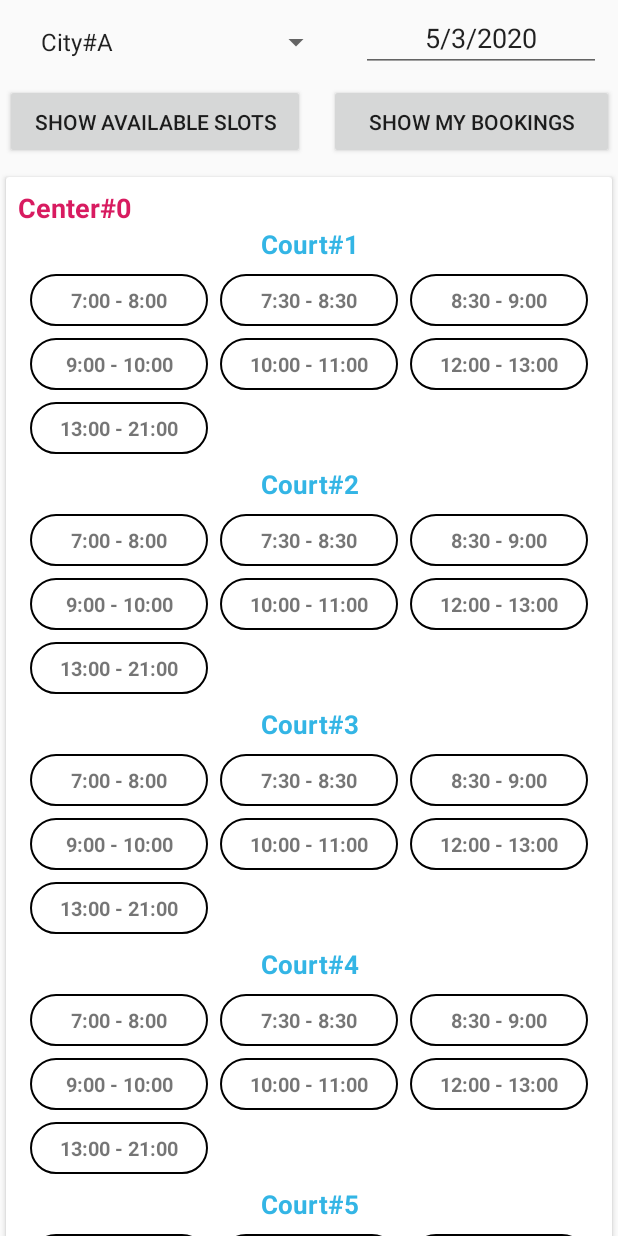
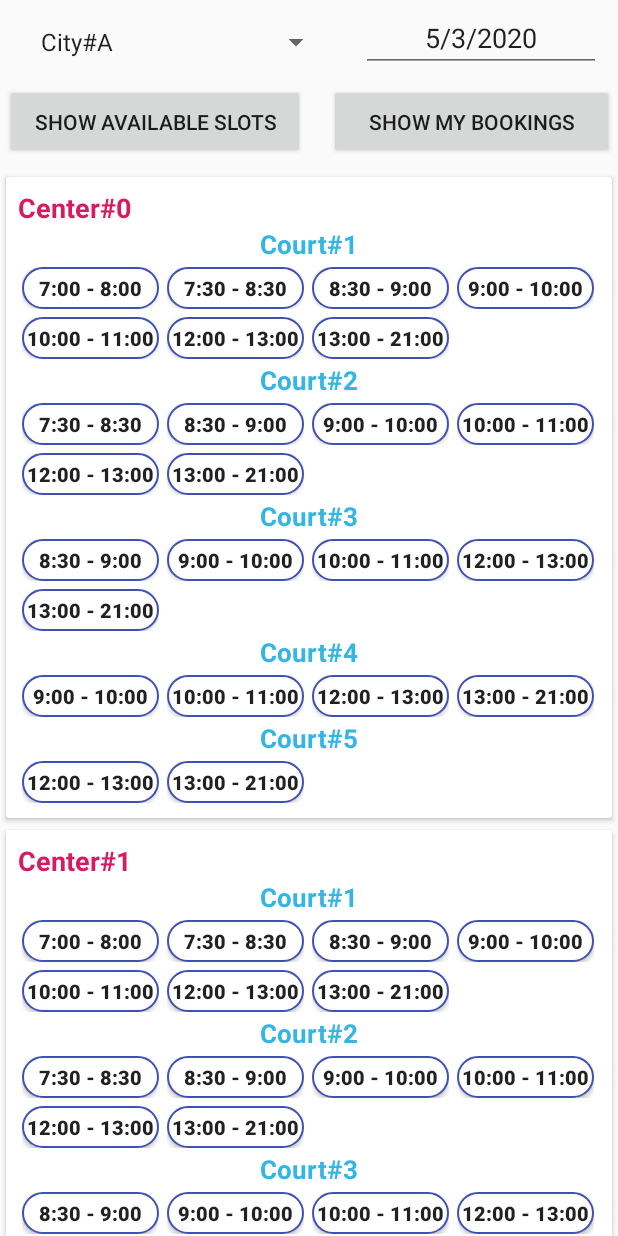
Before and after one commit to minhkhuong2404/badmintonBookingApp, an Android app: the screen it shows after launch (MainActivity), on a phone screen of 412 x 824 dp. Run offline under Robolectric (Android 15) with nearby library versions, the phone set to English and light mode, and no system bars.

Commit message:
UI Update - Round Material Button Slot

```diff
--- a/TierPresent/CourtBooking/app/src/main/java/com/example/courtbooking/CourtAdapter.kt
+++ b/TierPresent/CourtBooking/app/src/main/java/com/example/courtbooking/CourtAdapter.kt
@@ -14,12 +14,15 @@ class CourtAdapter(private val courtList: List<Court>) : RecyclerView.Adapter<Co
     // Create ViewPool for child RecyclerView
     private var viewPool = RecyclerView.RecycledViewPool()
 
-    // Referring to the views for each data item
+    // Setting up view holder
     class CourtViewHolder(itemView: View) : RecyclerView.ViewHolder(itemView) {
+        // Assign to the views for each item
         val courtTextView: TextView = itemView.tv_court
 
         // Load recycler view of child: rv_court
         val recyclerViewSlot: RecyclerView = itemView.findViewById(R.id.rv_slot)
+
+        //
     }
 
     // Create new views (invoked by the layout manager)
@@ -40,9 +43,12 @@ class CourtAdapter(private val courtList: List<Court>) : RecyclerView.Adapter<Co
         // - replace the contents of the view with that element
         holder.courtTextView.text = currentCourt.name
 
+        // setIsRecyclerable: avoid lag when scrolling
+        holder.setIsRecyclable(false)
+
         // Call child adapter to show child recyclerview
         holder.recyclerViewSlot.apply {
-            layoutManager = GridLayoutManager(holder.recyclerViewSlot.context, 3, GridLayoutManager.VERTICAL, false)
+            layoutManager = GridLayoutManager(holder.recyclerViewSlot.context, 4, GridLayoutManager.VERTICAL, false)
             adapter = SlotAdapter(currentCourt.slotList)
             setRecycledViewPool(viewPool)
         }
--- a/TierPresent/CourtBooking/app/src/main/java/com/example/courtbooking/MainActivity.kt
+++ b/TierPresent/CourtBooking/app/src/main/java/com/example/courtbooking/MainActivity.kt
@@ -1,6 +1,5 @@
 package com.example.courtbooking
 
-import com.example.courtbooking.*
 import android.app.DatePickerDialog
 import android.os.Bundle
 import android.view.View
@@ -80,7 +79,7 @@ class MainActivity : AppCompatActivity() {
         // On button clicked Show My Bookings
 
         // Initialize the CENTER recycler view
-        initRVCenter()
+        initRecyclerViewVCenter()
     }
     // Generate fake data for testing recycler view
     private fun getCenterCourtSlotList(size: Int): List<Center> {
@@ -93,16 +92,26 @@ class MainActivity : AppCompatActivity() {
         return list
     }
     private fun getCourtList(): List<Court> {
-        val list = listOf<Court>(Court("Court#1", getSlotList()), Court("Court#2", getSlotList()),
-            Court("Court#3", getSlotList()), Court("Court#4", getSlotList()),Court("Court#5", getSlotList()))
+        val list = listOf<Court>(Court("Court#1", getSlotList(1)), Court("Court#2", getSlotList(2)),
+            Court("Court#3", getSlotList(3)), Court("Court#4", getSlotList(4)),Court("Court#5", getSlotList(5)))
         return list
     }
-    private fun getSlotList(): List<Slot> {
-        val slots = listOf<Slot>(Slot("7:00 - 8:00"), Slot("7:30 - 8:30"), Slot("8:30 - 9:00"),
-            Slot("9:00 - 10:00"), Slot("10:00 - 11:00"), Slot("12:00 - 13:00"), Slot("13:00 - 21:00"))
+    private fun getSlotList(type : Int): List<Slot> {
+
+        val slots = when {
+            type == 1 -> listOf<Slot>(Slot("7:00 - 8:00"), Slot("7:30 - 8:30"), Slot("8:30 - 9:00"),
+                Slot("9:00 - 10:00"), Slot("10:00 - 11:00"), Slot("12:00 - 13:00"), Slot("13:00 - 21:00"))
+            type == 2 -> listOf<Slot>(Slot("7:30 - 8:30"), Slot("8:30 - 9:00"),
+                Slot("9:00 - 10:00"), Slot("10:00 - 11:00"), Slot("12:00 - 13:00"), Slot("13:00 - 21:00"))
+            type == 3 -> listOf<Slot>(Slot("8:30 - 9:00"),
+                Slot("9:00 - 10:00"), Slot("10:00 - 11:00"), Slot("12:00 - 13:00"), Slot("13:00 - 21:00"))
+            type == 4 -> listOf<Slot>(Slot("9:00 - 10:00"), Slot("10:00 - 11:00"), Slot("12:00 - 13:00"), Slot("13:00 - 21:00"))
+            else -> listOf<Slot>(Slot("12:00 - 13:00"), Slot("13:00 - 21:00"))
+        }
+
         return slots
     }
-    private fun initRVCenter(){
+    private fun initRecyclerViewVCenter(){
         // Calling the recycler view for Center
         rv_center.apply {
             layoutManager = LinearLayoutManager(this@MainActivity, LinearLayout.VERTICAL, false)
--- a/TierPresent/CourtBooking/app/src/main/java/com/example/courtbooking/SlotAdapter.kt
+++ b/TierPresent/CourtBooking/app/src/main/java/com/example/courtbooking/SlotAdapter.kt
@@ -9,24 +9,37 @@ import androidx.recyclerview.widget.RecyclerView
 import kotlinx.android.synthetic.main.slot.view.*
 
 class SlotAdapter(private val listSlot: List<Slot>) : RecyclerView.Adapter<SlotAdapter.SlotViewHolder>() {
+
+    // Setting up view holder
+    class SlotViewHolder(itemView: View) : RecyclerView.ViewHolder(itemView) {
+        // Assign to the views for each item
+        val textView: Button = itemView.b_slot
+    }
+
+    // Create new views (invoked by the layout manager)
     override fun onCreateViewHolder(parent: ViewGroup, viewType: Int): SlotViewHolder {
-        // This line is always written when create ViewHolder. Replace the item you want to 'slot'
+        // Create a new view for "court"
         val itemView = LayoutInflater.from(parent.context).inflate(R.layout.slot, parent, false)
+        // Set the view's size, margins, paddings and layout parameters...
 
         return SlotViewHolder(itemView)
     }
 
+    // Assign the contents to a view (invoked by the layout manager)
     override fun onBindViewHolder(holder: SlotViewHolder, position: Int) {
-        // exampleList: List<ExampleItem>
+        // - get  element from your dataset at this position
         val currentItem = listSlot[position]
-        // Depends on the item (in this case the item contains one image, 2 texts)
-        // you must add them as below. They are defined in below class 'ExampleViewHolder'
+
+        // - replace the contents of the view with that element
         holder.textView.text = currentItem.time
+
+        // setIsRecyclerable: avoid lag when scrolling
+        holder.setIsRecyclable(false)
+
     }
 
+    // Return the size of your dataset (invoked by the layout manager)
     override fun getItemCount() = listSlot.size
 
-    class SlotViewHolder(itemView: View) : RecyclerView.ViewHolder(itemView) {
-        val textView: TextView = itemView.tv_slot
-    }
+
 }
--- a/TierPresent/CourtBooking/app/src/main/res/drawable/ic_android.xml
+++ /dev/null
@@ -1,9 +0,0 @@
-<vector xmlns:android="http://schemas.android.com/apk/res/android"
-        android:width="24dp"
-        android:height="24dp"
-        android:viewportWidth="24.0"
-        android:viewportHeight="24.0">
-    <path
-        android:fillColor="#FF000000"
-        android:pathData="M6,18c0,0.55 0.45,1 1,1h1v3.5c0,0.83 0.67,1.5 1.5,1.5s1.5,-0.67 1.5,-1.5L11,19h2v3.5c0,0.83 0.67,1.5 1.5,1.5s1.5,-0.67 1.5,-1.5L16,19h1c0.55,0 1,-0.45 1,-1L18,8L6,8v10zM3.5,8C2.67,8 2,8.67 2,9.5v7c0,0.83 0.67,1.5 1.5,1.5S5,17.33 5,16.5v-7C5,8.67 4.33,8 3.5,8zM20.5,8c-0.83,0 -1.5,0.67 -1.5,1.5v7c0,0.83 0.67,1.5 1.5,1.5s1.5,-0.67 1.5,-1.5v-7c0,-0.83 -0.67,-1.5 -1.5,-1.5zM15.53,2.16l1.3,-1.3c0.2,-0.2 0.2,-0.51 0,-0.71 -0.2,-0.2 -0.51,-0.2 -0.71,0l-1.48,1.48C13.85,1.23 12.95,1 12,1c-0.96,0 -1.86,0.23 -2.66,0.63L7.85,0.15c-0.2,-0.2 -0.51,-0.2 -0.71,0 -0.2,0.2 -0.2,0.51 0,0.71l1.31,1.31C6.97,3.26 6,5.01 6,7h12c0,-1.99 -0.97,-3.75 -2.47,-4.84zM10,5L9,5L9,4h1v1zM15,5h-1L14,4h1v1z"/>
-</vector>
--- a/TierPresent/CourtBooking/app/src/main/res/drawable/ic_audio.xml
+++ /dev/null
@@ -1,9 +0,0 @@
-<vector xmlns:android="http://schemas.android.com/apk/res/android"
-        android:width="24dp"
-        android:height="24dp"
-        android:viewportWidth="24.0"
-        android:viewportHeight="24.0">
-    <path
-        android:fillColor="#FF000000"
-        android:pathData="M15,6L3,6v2h12L15,6zM15,10L3,10v2h12v-2zM3,16h8v-2L3,14v2zM17,6v8.18c-0.31,-0.11 -0.65,-0.18 -1,-0.18 -1.66,0 -3,1.34 -3,3s1.34,3 3,3 3,-1.34 3,-3L19,8h3L22,6h-5z"/>
-</vector>
--- a/TierPresent/CourtBooking/app/src/main/res/drawable/ic_sun.xml
+++ /dev/null
@@ -1,9 +0,0 @@
-<vector xmlns:android="http://schemas.android.com/apk/res/android"
-        android:width="24dp"
-        android:height="24dp"
-        android:viewportWidth="24.0"
-        android:viewportHeight="24.0">
-    <path
-        android:fillColor="#FF000000"
-        android:pathData="M6.76,4.84l-1.8,-1.79 -1.41,1.41 1.79,1.79 1.42,-1.41zM4,10.5L1,10.5v2h3v-2zM13,0.55h-2L11,3.5h2L13,0.55zM20.45,4.46l-1.41,-1.41 -1.79,1.79 1.41,1.41 1.79,-1.79zM17.24,18.16l1.79,1.8 1.41,-1.41 -1.8,-1.79 -1.4,1.4zM20,10.5v2h3v-2h-3zM12,5.5c-3.31,0 -6,2.69 -6,6s2.69,6 6,6 6,-2.69 6,-6 -2.69,-6 -6,-6zM11,22.45h2L13,19.5h-2v2.95zM3.55,18.54l1.41,1.41 1.79,-1.8 -1.41,-1.41 -1.79,1.8z"/>
-</vector>
--- /dev/null
+++ b/TierPresent/CourtBooking/app/src/main/res/drawable/ripple.xml
@@ -0,0 +1,11 @@
+<?xml version="1.0" encoding="utf-8"?>
+<ripple xmlns:android="http://schemas.android.com/apk/res/android"
+    android:color="?android:attr/colorControlHighlight">
+    <item android:id="@android:id/mask">
+        <shape android:shape="rectangle">
+            <solid android:color="@color/colorPrimary" />
+            <corners android:radius="20dp" />
+        </shape>
+    </item>
+    <item android:drawable="@drawable/rounded_shape" />
+</ripple>
--- a/TierPresent/CourtBooking/app/src/main/res/drawable/round_background.xml
+++ /dev/null
@@ -1,5 +0,0 @@
-<?xml version="1.0" encoding="utf-8"?>
-<shape xmlns:android="http://schemas.android.com/apk/res/android" android:shape="rectangle">
-    <stroke android:color="#000" android:width="1.5dp"/>
-    <corners android:radius="20dp"/>
-</shape>
--- a/TierPresent/CourtBooking/app/src/main/res/drawable/round_background_black.xml
+++ /dev/null
@@ -1,9 +0,0 @@
-<?xml version="1.0" encoding="utf-8"?>
-<shape xmlns:android="http://schemas.android.com/apk/res/android"
-    android:shape="rectangle">
-    <stroke
-        android:width="2dp"
-        android:color="#FFF" />
-    <solid android:color="#000" />
-    <corners android:radius="50dp" />
-</shape>
--- /dev/null
+++ b/TierPresent/CourtBooking/app/src/main/res/drawable/rounded_shape.xml
@@ -0,0 +1,15 @@
+<?xml version="1.0" encoding="utf-8"?>
+<shape
+    xmlns:android="http://schemas.android.com/apk/res/android"
+    android:shape="rectangle">
+    <solid
+        android:color="#FFF" >
+    </solid>
+    <stroke
+        android:color="#3f51b5"
+        android:width="1dp">
+    </stroke>
+    <corners
+        android:radius="20dp">
+    </corners>
+</shape>
--- a/TierPresent/CourtBooking/app/src/main/res/layout/court.xml
+++ b/TierPresent/CourtBooking/app/src/main/res/layout/court.xml
@@ -1,27 +1,23 @@
 <?xml version="1.0" encoding="utf-8"?>
 <RelativeLayout xmlns:android="http://schemas.android.com/apk/res/android"
+    android:id="@+id/court_layout"
     android:layout_width="match_parent"
-    android:layout_height="wrap_content"
-    android:layout_marginLeft="4dp"
-    android:layout_marginRight="4dp"
-    android:gravity="center">
-
+    android:layout_height="wrap_content">
     <TextView
         android:id="@+id/tv_court"
-        android:layout_width="match_parent"
+        android:layout_width="wrap_content"
         android:layout_height="wrap_content"
-        android:gravity="center|center_vertical"
-        android:paddingBottom="8dp"
+        android:layout_centerHorizontal="true"
         android:text="Court"
-
         android:textColor="@android:color/holo_blue_light"
         android:textSize="17sp"
         android:textStyle="bold" />
 
     <androidx.recyclerview.widget.RecyclerView
         android:id="@+id/rv_slot"
-        android:layout_width="match_parent"
+        android:layout_width="wrap_content"
         android:layout_height="wrap_content"
-        android:layout_below="@id/tv_court" />
+        android:layout_below="@id/tv_court"
+        android:layout_centerHorizontal="true"/>
 
 </RelativeLayout>
--- a/TierPresent/CourtBooking/app/src/main/res/layout/slot.xml
+++ b/TierPresent/CourtBooking/app/src/main/res/layout/slot.xml
@@ -1,24 +1,22 @@
 <?xml version="1.0" encoding="utf-8"?>
 <LinearLayout xmlns:android="http://schemas.android.com/apk/res/android"
     xmlns:app="http://schemas.android.com/apk/res-auto"
-    android:layout_width="match_parent"
-    android:layout_height="wrap_content">
+    android:layout_width="wrap_content"
+    android:layout_height="wrap_content"
+    android:layout_gravity="center|center_horizontal"
+    android:paddingStart="2dp"
+    android:paddingEnd="3dp"
+    android:paddingTop="3dp"
+    android:paddingBottom="2dp">
 
-    <TextView
-        android:id="@+id/tv_slot"
+    <Button
+        android:id="@+id/b_slot"
         android:layout_width="wrap_content"
-        android:layout_height="wrap_content"
-        android:layout_gravity="center_horizontal"
-        android:layout_margin="4dp"
-        android:layout_weight="1"
-        android:background="@drawable/round_background"
-        android:paddingLeft="16dp"
-        android:paddingTop="8dp"
-        android:paddingRight="16dp"
-        android:paddingBottom="8dp"
+        android:layout_height="28dp"
+        android:background="@drawable/ripple"
+        android:minWidth="91dp"
         android:text="@string/example_time_2"
         android:textAlignment="center"
         android:textSize="13sp"
         android:textStyle="bold" />
-
 </LinearLayout>
--- a/TierPresent/CourtBooking/build.gradle
+++ b/TierPresent/CourtBooking/build.gradle
@@ -8,7 +8,7 @@ buildscript {
 
     }
     dependencies {
-        classpath 'com.android.tools.build:gradle:3.6.1'
+        classpath 'com.android.tools.build:gradle:3.6.2'
         classpath "org.jetbrains.kotlin:kotlin-gradle-plugin:$kotlin_version"
 
         // NOTE: Do not place your application dependencies here; they belong
```
